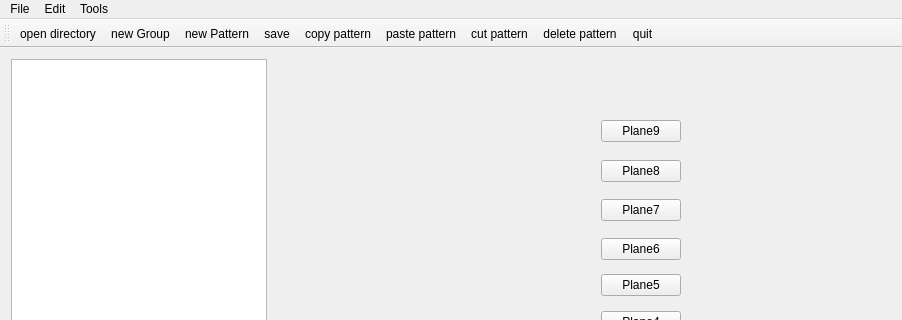
ppff/Cubicle-GUI, file dispositif/Cubicle/mainwindow.ui: the form before one commit; both pictures show x 0 to 902 and y 0 to 320 of the 1026 by 495 pixel window.
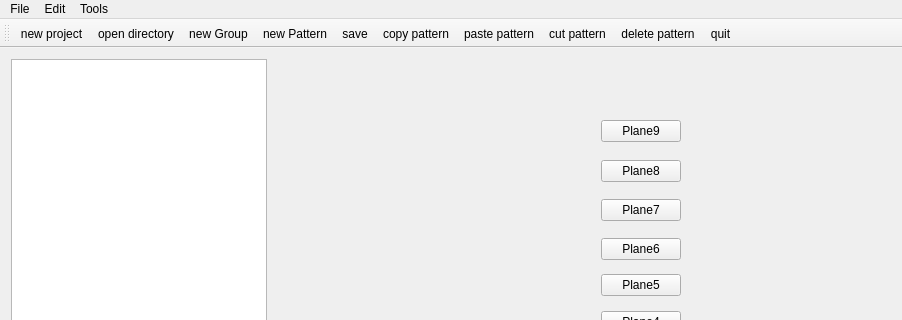
The form after the commit. Icons and pictures are not drawn. Custom widgets are drawn as their Qt base class.

Commit message: ajout de fonctionnalite new_project

What changed in the file:
```diff
--- a/dispositif/Cubicle/mainwindow.ui
+++ b/dispositif/Cubicle/mainwindow.ui
@@ -172,6 +172,7 @@
    <attribute name="toolBarBreak">
     <bool>false</bool>
    </attribute>
+   <addaction name="actionNew_project"/>
    <addaction name="actionOpen_directory"/>
    <addaction name="actionNew_Group"/>
    <addaction name="actionNew_Pattern"/>
@@ -324,6 +325,15 @@
     <string>quit</string>
    </property>
   </action>
+  <action name="actionNew_project">
+   <property name="icon">
+    <iconset resource="ressource.qrc">
+     <normaloff>:/Images/new_project.png</normaloff>:/Images/new_project.png</iconset>
+   </property>
+   <property name="text">
+    <string>new project</string>
+   </property>
+  </action>
  </widget>
  <layoutdefault spacing="6" margin="11"/>
  <customwidgets>
```
Left out of the diff: 2 changed lines with no effect on the pictures. The commit also changes 3 other files.
